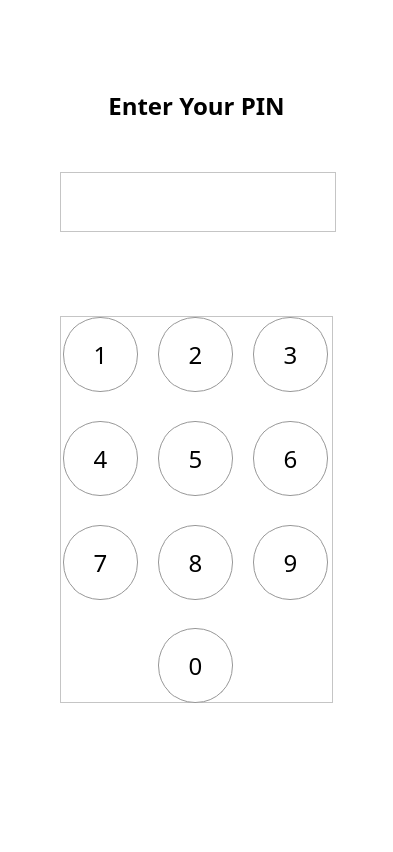
The window that mainwindow.ui (Kasitphoom/SmartWallet) describes before a commit, drawn with Qt 5.
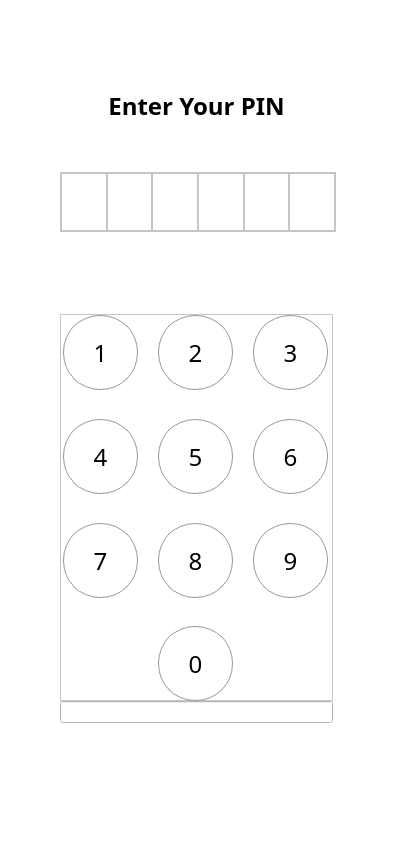
The same window after the commit. The open tabs and pages were chosen to show the change. Icons and pictures are not drawn.

What changed in the file:
```diff
--- a/mainwindow.ui
+++ b/mainwindow.ui
@@ -9543,495 +9543,6 @@
         </item>
        </layout>
       </widget>
-      <widget class="QWidget" name="pin_page">
-       <layout class="QVBoxLayout" name="verticalLayout_47">
-        <property name="spacing">
-         <number>0</number>
-        </property>
-        <property name="leftMargin">
-         <number>60</number>
-        </property>
-        <property name="topMargin">
-         <number>89</number>
-        </property>
-        <property name="rightMargin">
-         <number>60</number>
-        </property>
-        <property name="bottomMargin">
-         <number>0</number>
-        </property>
-        <item>
-         <widget class="QLabel" name="label_36">
-          <property name="font">
-           <font>
-            <family>Montserrat</family>
-            <pointsize>18</pointsize>
-            <bold>true</bold>
-           </font>
-          </property>
-          <property name="text">
-           <string>Enter Your PIN</string>
-          </property>
-          <property name="alignment">
-           <set>Qt::AlignCenter</set>
-          </property>
-         </widget>
-        </item>
-        <item>
-         <spacer name="verticalSpacer_13">
-          <property name="orientation">
-           <enum>Qt::Vertical</enum>
-          </property>
-          <property name="sizeType">
-           <enum>QSizePolicy::Fixed</enum>
-          </property>
-          <property name="sizeHint" stdset="0">
-           <size>
-            <width>20</width>
-            <height>49</height>
-           </size>
-          </property>
-         </spacer>
-        </item>
-        <item>
-         <widget class="QFrame" name="frame_49">
-          <property name="minimumSize">
-           <size>
-            <width>276</width>
-            <height>60</height>
-           </size>
-          </property>
-          <property name="styleSheet">
-           <string notr="true">background-image: url(:/fonts/image/zero_pin.svg);</string>
-          </property>
-          <property name="frameShape">
-           <enum>QFrame::StyledPanel</enum>
-          </property>
-          <property name="frameShadow">
-           <enum>QFrame::Raised</enum>
-          </property>
-         </widget>
-        </item>
-        <item>
-         <spacer name="verticalSpacer_14">
-          <property name="orientation">
-           <enum>Qt::Vertical</enum>
-          </property>
-          <property name="sizeType">
-           <enum>QSizePolicy::Fixed</enum>
-          </property>
-          <property name="sizeHint" stdset="0">
-           <size>
-            <width>270</width>
-            <height>84</height>
-           </size>
-          </property>
-         </spacer>
-        </item>
-        <item>
-         <widget class="QFrame" name="frame_50">
-          <property name="minimumSize">
-           <size>
-            <width>261</width>
-            <height>387</height>
-           </size>
-          </property>
-          <property name="frameShape">
-           <enum>QFrame::StyledPanel</enum>
-          </property>
-          <property name="frameShadow">
-           <enum>QFrame::Raised</enum>
-          </property>
-          <property name="lineWidth">
-           <number>0</number>
-          </property>
-          <layout class="QGridLayout" name="gridLayout_10">
-           <property name="leftMargin">
-            <number>0</number>
-           </property>
-           <property name="topMargin">
-            <number>0</number>
-           </property>
-           <property name="rightMargin">
-            <number>0</number>
-           </property>
-           <property name="bottomMargin">
-            <number>0</number>
-           </property>
-           <property name="horizontalSpacing">
-            <number>18</number>
-           </property>
-           <property name="verticalSpacing">
-            <number>29</number>
-           </property>
-           <item row="2" column="1">
-            <widget class="QPushButton" name="pushButton_7">
-             <property name="minimumSize">
-              <size>
-               <width>75</width>
-               <height>75</height>
-              </size>
-             </property>
-             <property name="maximumSize">
-              <size>
-               <width>75</width>
-               <height>75</height>
-              </size>
-             </property>
-             <property name="font">
-              <font>
-               <family>Montserrat</family>
-               <pointsize>18</pointsize>
-              </font>
-             </property>
-             <property name="styleSheet">
-              <string notr="true">QPushButton{
-	border-radius: 37px;
-	border: 1px solid #979797;
-}
-QPushButton:pressed {
-	background-color: #979797;
-	color: #FFFFFF;
-}</string>
-             </property>
-             <property name="text">
-              <string>5</string>
-             </property>
-            </widget>
-           </item>
-           <item row="3" column="0">
-            <widget class="QPushButton" name="pushButton_9">
-             <property name="minimumSize">
-              <size>
-               <width>75</width>
-               <height>75</height>
-              </size>
-             </property>
-             <property name="maximumSize">
-              <size>
-               <width>75</width>
-               <height>75</height>
-              </size>
-             </property>
-             <property name="font">
-              <font>
-               <family>Montserrat</family>
-               <pointsize>18</pointsize>
-              </font>
-             </property>
-             <property name="styleSheet">
-              <string notr="true">QPushButton{
-	border-radius: 37px;
-	border: 1px solid #979797;
-}
-QPushButton:pressed {
-	background-color: #979797;
-	color: #FFFFFF;
-}</string>
-             </property>
-             <property name="text">
-              <string>7</string>
-             </property>
-            </widget>
-           </item>
-           <item row="2" column="0">
-            <widget class="QPushButton" name="pushButton_6">
-             <property name="minimumSize">
-              <size>
-               <width>75</width>
-               <height>75</height>
-              </size>
-             </property>
-             <property name="maximumSize">
-              <size>
-               <width>75</width>
-               <height>75</height>
-              </size>
-             </property>
-             <property name="font">
-              <font>
-               <family>Montserrat</family>
-               <pointsize>18</pointsize>
-              </font>
-             </property>
-             <property name="styleSheet">
-              <string notr="true">QPushButton{
-	border-radius: 37px;
-	border: 1px solid #979797;
-}
-QPushButton:pressed {
-	background-color: #979797;
-	color: #FFFFFF;
-}</string>
-             </property>
-             <property name="text">
-              <string>4</string>
-             </property>
-            </widget>
-           </item>
-           <item row="0" column="0">
-            <widget class="QPushButton" name="pushButton">
-             <property name="minimumSize">
-              <size>
-               <width>75</width>
-               <height>75</height>
-              </size>
-             </property>
-             <property name="maximumSize">
-              <size>
-               <width>75</width>
-               <height>75</height>
-              </size>
-             </property>
-             <property name="font">
-              <font>
-               <family>Montserrat</family>
-               <pointsize>18</pointsize>
-              </font>
-             </property>
-             <property name="styleSheet">
-              <string notr="true">QPushButton{
-	border-radius: 37px;
-	border: 1px solid #979797;
-}
-QPushButton:pressed {
-	background-color: #979797;
-	color: #FFFFFF;
-}</string>
-             </property>
-             <property name="text">
-              <string>1</string>
-             </property>
-            </widget>
-           </item>
-           <item row="0" column="1">
-            <widget class="QPushButton" name="pushButton_2">
-             <property name="minimumSize">
-              <size>
-               <width>75</width>
-               <height>75</height>
-              </size>
-             </property>
-             <property name="maximumSize">
-              <size>
-               <width>75</width>
-               <height>75</height>
-              </size>
-             </property>
-             <property name="font">
-              <font>
-               <family>Montserrat</family>
-               <pointsize>18</pointsize>
-              </font>
-             </property>
-             <property name="styleSheet">
-              <string notr="true">QPushButton{
-	border-radius: 37px;
-	border: 1px solid #979797;
-}
-QPushButton:pressed {
-	background-color: #979797;
-	color: #FFFFFF;
-}</string>
-             </property>
-             <property name="text">
-              <string>2</string>
-             </property>
-            </widget>
-           </item>
-           <item row="0" column="2">
-            <widget class="QPushButton" name="pushButton_3">
-             <property name="minimumSize">
-              <size>
-               <width>75</width>
-               <height>75</height>
-              </size>
-             </property>
-             <property name="maximumSize">
-              <size>
-               <width>75</width>
-               <height>75</height>
-              </size>
-             </property>
-             <property name="font">
-              <font>
-               <family>Montserrat</family>
-               <pointsize>18</pointsize>
-              </font>
-             </property>
-             <property name="styleSheet">
-              <string notr="true">QPushButton{
-	border-radius: 37px;
-	border: 1px solid #979797;
-}
-QPushButton:pressed {
-	background-color: #979797;
-	color: #FFFFFF;
-}</string>
-             </property>
-             <property name="text">
-              <string>3</string>
-             </property>
-            </widget>
-           </item>
-           <item row="2" column="2">
-            <widget class="QPushButton" name="pushButton_8">
-             <property name="minimumSize">
-              <size>
-               <width>75</width>
-               <height>75</height>
-              </size>
-             </property>
-             <property name="maximumSize">
-              <size>
-               <width>75</width>
-               <height>75</height>
-              </size>
-             </property>
-             <property name="font">
-              <font>
-               <family>Montserrat</family>
-               <pointsize>18</pointsize>
-              </font>
-             </property>
-             <property name="styleSheet">
-              <string notr="true">QPushButton{
-	border-radius: 37px;
-	border: 1px solid #979797;
-}
-QPushButton:pressed {
-	background-color: #979797;
-	color: #FFFFFF;
-}</string>
-             </property>
-             <property name="text">
-              <string>6</string>
-             </property>
-            </widget>
-           </item>
-           <item row="3" column="1">
-            <widget class="QPushButton" name="pushButton_4">
-             <property name="minimumSize">
-              <size>
-               <width>75</width>
-               <height>75</height>
-              </size>
-             </property>
-             <property name="maximumSize">
-              <size>
-               <width>75</width>
-               <height>75</height>
-              </size>
-             </property>
-             <property name="font">
-              <font>
-               <family>Montserrat</family>
-               <pointsize>18</pointsize>
-              </font>
-             </property>
-             <property name="styleSheet">
-              <string notr="true">QPushButton{
-	border-radius: 37px;
-	border: 1px solid #979797;
-}
-QPushButton:pressed {
-	background-color: #979797;
-	color: #FFFFFF;
-}</string>
-             </property>
-             <property name="text">
-              <string>8</string>
-             </property>
-            </widget>
-           </item>
-           <item row="3" column="2">
-            <widget class="QPushButton" name="pushButton_5">
-             <property name="minimumSize">
-              <size>
-               <width>75</width>
-               <height>75</height>
-              </size>
-             </property>
-             <property name="maximumSize">
-              <size>
-               <width>75</width>
-               <height>75</height>
-              </size>
-             </property>
-             <property name="font">
-              <font>
-               <family>Montserrat</family>
-               <pointsize>18</pointsize>
-              </font>
-             </property>
-             <property name="styleSheet">
-              <string notr="true">QPushButton{
-	border-radius: 37px;
-	border: 1px solid #979797;
-}
-QPushButton:pressed {
-	background-color: #979797;
-	color: #FFFFFF;
-}</string>
-             </property>
-             <property name="text">
-              <string>9</string>
-             </property>
-            </widget>
-           </item>
-           <item row="4" column="1">
-            <widget class="QPushButton" name="pushButton_10">
-             <property name="minimumSize">
-              <size>
-               <width>75</width>
-               <height>75</height>
-              </size>
-             </property>
-             <property name="maximumSize">
-              <size>
-               <width>75</width>
-               <height>75</height>
-              </size>
-             </property>
-             <property name="font">
-              <font>
-               <family>Montserrat</family>
-               <pointsize>18</pointsize>
-              </font>
-             </property>
-             <property name="styleSheet">
-              <string notr="true">QPushButton{
-	border-radius: 37px;
-	border: 1px solid #979797;
-}
-QPushButton:pressed {
-	background-color: #979797;
-	color: #FFFFFF;
-}</string>
-             </property>
-             <property name="text">
-              <string>0</string>
-             </property>
-            </widget>
-           </item>
-          </layout>
-         </widget>
-        </item>
-        <item>
-         <spacer name="verticalSpacer_12">
-          <property name="orientation">
-           <enum>Qt::Vertical</enum>
-          </property>
-          <property name="sizeHint" stdset="0">
-           <size>
-            <width>20</width>
-            <height>151</height>
-           </size>
-          </property>
-         </spacer>
-        </item>
-       </layout>
-      </widget>
       <widget class="QWidget" name="login_page">
        <layout class="QVBoxLayout" name="verticalLayout_271">
         <property name="spacing">
@@ -11291,6 +10802,672 @@
         </item>
        </layout>
       </widget>
+      <widget class="QWidget" name="pin_page">
+       <layout class="QVBoxLayout" name="verticalLayout_47">
+        <property name="spacing">
+         <number>0</number>
+        </property>
+        <property name="leftMargin">
+         <number>60</number>
+        </property>
+        <property name="topMargin">
+         <number>89</number>
+        </property>
+        <property name="rightMargin">
+         <number>60</number>
+        </property>
+        <property name="bottomMargin">
+         <number>0</number>
+        </property>
+        <item>
+         <widget class="QLabel" name="label_36">
+          <property name="font">
+           <font>
+            <family>Montserrat</family>
+            <pointsize>18</pointsize>
+            <bold>true</bold>
+           </font>
+          </property>
+          <property name="text">
+           <string>Enter Your PIN</string>
+          </property>
+          <property name="alignment">
+           <set>Qt::AlignCenter</set>
+          </property>
+         </widget>
+        </item>
+        <item>
+         <spacer name="verticalSpacer_13">
+          <property name="orientation">
+           <enum>Qt::Vertical</enum>
+          </property>
+          <property name="sizeType">
+           <enum>QSizePolicy::Fixed</enum>
+          </property>
+          <property name="sizeHint" stdset="0">
+           <size>
+            <width>20</width>
+            <height>49</height>
+           </size>
+          </property>
+         </spacer>
+        </item>
+        <item>
+         <widget class="QFrame" name="frame_49">
+          <property name="minimumSize">
+           <size>
+            <width>276</width>
+            <height>60</height>
+           </size>
+          </property>
+          <property name="styleSheet">
+           <string notr="true"/>
+          </property>
+          <property name="frameShape">
+           <enum>QFrame::StyledPanel</enum>
+          </property>
+          <property name="frameShadow">
+           <enum>QFrame::Raised</enum>
+          </property>
+          <layout class="QHBoxLayout" name="horizontalLayout_51">
+           <property name="spacing">
+            <number>0</number>
+           </property>
+           <property name="leftMargin">
+            <number>0</number>
+           </property>
+           <property name="topMargin">
+            <number>0</number>
+           </property>
+           <property name="rightMargin">
+            <number>0</number>
+           </property>
+           <property name="bottomMargin">
+            <number>0</number>
+           </property>
+           <item>
+            <widget class="QFrame" name="pin_1">
+             <property name="styleSheet">
+              <string notr="true">background-image: url(:/images/image/pin_no_dot.svg);
+background-repeat: no-repeat;</string>
+             </property>
+             <property name="frameShape">
+              <enum>QFrame::StyledPanel</enum>
+             </property>
+             <property name="frameShadow">
+              <enum>QFrame::Raised</enum>
+             </property>
+            </widget>
+           </item>
+           <item>
+            <widget class="QFrame" name="pin_2">
+             <property name="styleSheet">
+              <string notr="true">background-image: url(:/images/image/pin_no_dot.svg);
+background-repeat: no-repeat;</string>
+             </property>
+             <property name="frameShape">
+              <enum>QFrame::StyledPanel</enum>
+             </property>
+             <property name="frameShadow">
+              <enum>QFrame::Raised</enum>
+             </property>
+            </widget>
+           </item>
+           <item>
+            <widget class="QFrame" name="pin_3">
+             <property name="styleSheet">
+              <string notr="true">background-image: url(:/images/image/pin_no_dot.svg);
+background-repeat: no-repeat;</string>
+             </property>
+             <property name="frameShape">
+              <enum>QFrame::StyledPanel</enum>
+             </property>
+             <property name="frameShadow">
+              <enum>QFrame::Raised</enum>
+             </property>
+            </widget>
+           </item>
+           <item>
+            <widget class="QFrame" name="pin_4">
+             <property name="styleSheet">
+              <string notr="true">background-image: url(:/images/image/pin_no_dot.svg);
+background-repeat: no-repeat;</string>
+             </property>
+             <property name="frameShape">
+              <enum>QFrame::StyledPanel</enum>
+             </property>
+             <property name="frameShadow">
+              <enum>QFrame::Raised</enum>
+             </property>
+            </widget>
+           </item>
+           <item>
+            <widget class="QFrame" name="pin_5">
+             <property name="styleSheet">
+              <string notr="true">background-image: url(:/images/image/pin_no_dot.svg);
+background-repeat: no-repeat;</string>
+             </property>
+             <property name="frameShape">
+              <enum>QFrame::StyledPanel</enum>
+             </property>
+             <property name="frameShadow">
+              <enum>QFrame::Raised</enum>
+             </property>
+            </widget>
+           </item>
+           <item>
+            <widget class="QFrame" name="pin_6">
+             <property name="styleSheet">
+              <string notr="true">background-image: url(:/images/image/pin_no_dot.svg);
+background-repeat: no-repeat;</string>
+             </property>
+             <property name="frameShape">
+              <enum>QFrame::StyledPanel</enum>
+             </property>
+             <property name="frameShadow">
+              <enum>QFrame::Raised</enum>
+             </property>
+            </widget>
+           </item>
+          </layout>
+         </widget>
+        </item>
+        <item>
+         <spacer name="verticalSpacer_15">
+          <property name="orientation">
+           <enum>Qt::Vertical</enum>
+          </property>
+          <property name="sizeType">
+           <enum>QSizePolicy::Fixed</enum>
+          </property>
+          <property name="sizeHint" stdset="0">
+           <size>
+            <width>270</width>
+            <height>10</height>
+           </size>
+          </property>
+         </spacer>
+        </item>
+        <item>
+         <widget class="QLabel" name="pinErrorLabel">
+          <property name="font">
+           <font>
+            <family>Montserrat</family>
+            <pointsize>12</pointsize>
+            <bold>false</bold>
+           </font>
+          </property>
+          <property name="styleSheet">
+           <string notr="true">color:rgb(255, 0, 4)</string>
+          </property>
+          <property name="text">
+           <string/>
+          </property>
+          <property name="alignment">
+           <set>Qt::AlignCenter</set>
+          </property>
+         </widget>
+        </item>
+        <item>
+         <spacer name="verticalSpacer_14">
+          <property name="orientation">
+           <enum>Qt::Vertical</enum>
+          </property>
+          <property name="sizeType">
+           <enum>QSizePolicy::Fixed</enum>
+          </property>
+          <property name="sizeHint" stdset="0">
+           <size>
+            <width>270</width>
+            <height>50</height>
+           </size>
+          </property>
+         </spacer>
+        </item>
+        <item>
+         <widget class="QFrame" name="frame_50">
+          <property name="minimumSize">
+           <size>
+            <width>261</width>
+            <height>387</height>
+           </size>
+          </property>
+          <property name="frameShape">
+           <enum>QFrame::StyledPanel</enum>
+          </property>
+          <property name="frameShadow">
+           <enum>QFrame::Raised</enum>
+          </property>
+          <property name="lineWidth">
+           <number>0</number>
+          </property>
+          <layout class="QGridLayout" name="gridLayout_10">
+           <property name="leftMargin">
+            <number>0</number>
+           </property>
+           <property name="topMargin">
+            <number>0</number>
+           </property>
+           <property name="rightMargin">
+            <number>0</number>
+           </property>
+           <property name="bottomMargin">
+            <number>0</number>
+           </property>
+           <property name="horizontalSpacing">
+            <number>18</number>
+           </property>
+           <property name="verticalSpacing">
+            <number>29</number>
+           </property>
+           <item row="2" column="1">
+            <widget class="QPushButton" name="pin_num_5">
+             <property name="minimumSize">
+              <size>
+               <width>75</width>
+               <height>75</height>
+              </size>
+             </property>
+             <property name="maximumSize">
+              <size>
+               <width>75</width>
+               <height>75</height>
+              </size>
+             </property>
+             <property name="font">
+              <font>
+               <family>Montserrat</family>
+               <pointsize>18</pointsize>
+              </font>
+             </property>
+             <property name="styleSheet">
+              <string notr="true">QPushButton{
+	border-radius: 37px;
+	border: 1px solid #979797;
+}
+QPushButton:pressed {
+	background-color: #979797;
+	color: #FFFFFF;
+}</string>
+             </property>
+             <property name="text">
+              <string>5</string>
+             </property>
+            </widget>
+           </item>
+           <item row="3" column="0">
+            <widget class="QPushButton" name="pin_num_7">
+             <property name="minimumSize">
+              <size>
+               <width>75</width>
+               <height>75</height>
+              </size>
+             </property>
+             <property name="maximumSize">
+              <size>
+               <width>75</width>
+               <height>75</height>
+              </size>
+             </property>
+             <property name="font">
+              <font>
+               <family>Montserrat</family>
+               <pointsize>18</pointsize>
+              </font>
+             </property>
+             <property name="styleSheet">
+              <string notr="true">QPushButton{
+	border-radius: 37px;
+	border: 1px solid #979797;
+}
+QPushButton:pressed {
+	background-color: #979797;
+	color: #FFFFFF;
+}</string>
+             </property>
+             <property name="text">
+              <string>7</string>
+             </property>
+            </widget>
+           </item>
+           <item row="2" column="0">
+            <widget class="QPushButton" name="pin_num_4">
+             <property name="minimumSize">
+              <size>
+               <width>75</width>
+               <height>75</height>
+              </size>
+             </property>
+             <property name="maximumSize">
+              <size>
+               <width>75</width>
+               <height>75</height>
+              </size>
+             </property>
+             <property name="font">
+              <font>
+               <family>Montserrat</family>
+               <pointsize>18</pointsize>
+              </font>
+             </property>
+             <property name="styleSheet">
+              <string notr="true">QPushButton{
+	border-radius: 37px;
+	border: 1px solid #979797;
+}
+QPushButton:pressed {
+	background-color: #979797;
+	color: #FFFFFF;
+}</string>
+             </property>
+             <property name="text">
+              <string>4</string>
+             </property>
+            </widget>
+           </item>
+           <item row="0" column="0">
+            <widget class="QPushButton" name="pin_num_1">
+             <property name="minimumSize">
+              <size>
+               <width>75</width>
+               <height>75</height>
+              </size>
+             </property>
+             <property name="maximumSize">
+              <size>
+               <width>75</width>
+               <height>75</height>
+              </size>
+             </property>
+             <property name="font">
+              <font>
+               <family>Montserrat</family>
+               <pointsize>18</pointsize>
+              </font>
+             </property>
+             <property name="styleSheet">
+              <string notr="true">QPushButton{
+	border-radius: 37px;
+	border: 1px solid #979797;
+}
+QPushButton:pressed {
+	background-color: #979797;
+	color: #FFFFFF;
+}</string>
+             </property>
+             <property name="text">
+              <string>1</string>
+             </property>
+            </widget>
+           </item>
+           <item row="0" column="1">
+            <widget class="QPushButton" name="pin_num_2">
+             <property name="minimumSize">
+              <size>
+               <width>75</width>
+               <height>75</height>
+              </size>
+             </property>
+             <property name="maximumSize">
+              <size>
+               <width>75</width>
+               <height>75</height>
+              </size>
+             </property>
+             <property name="font">
+              <font>
+               <family>Montserrat</family>
+               <pointsize>18</pointsize>
+              </font>
+             </property>
+             <property name="styleSheet">
+              <string notr="true">QPushButton{
+	border-radius: 37px;
+	border: 1px solid #979797;
+}
+QPushButton:pressed {
+	background-color: #979797;
+	color: #FFFFFF;
+}</string>
+             </property>
+             <property name="text">
+              <string>2</string>
+             </property>
+            </widget>
+           </item>
+           <item row="0" column="2">
+            <widget class="QPushButton" name="pin_num_3">
+             <property name="minimumSize">
+              <size>
+               <width>75</width>
+               <height>75</height>
+              </size>
+             </property>
+             <property name="maximumSize">
+              <size>
+               <width>75</width>
+               <height>75</height>
+              </size>
+             </property>
+             <property name="font">
+              <font>
+               <family>Montserrat</family>
+               <pointsize>18</pointsize>
+              </font>
+             </property>
+             <property name="styleSheet">
+              <string notr="true">QPushButton{
+	border-radius: 37px;
+	border: 1px solid #979797;
+}
+QPushButton:pressed {
+	background-color: #979797;
+	color: #FFFFFF;
+}</string>
+             </property>
+             <property name="text">
+              <string>3</string>
+             </property>
+            </widget>
+           </item>
+           <item row="2" column="2">
+            <widget class="QPushButton" name="pin_num_6">
+             <property name="minimumSize">
+              <size>
+               <width>75</width>
+               <height>75</height>
+              </size>
+             </property>
+             <property name="maximumSize">
+              <size>
+               <width>75</width>
+               <height>75</height>
+              </size>
+             </property>
+             <property name="font">
+              <font>
+               <family>Montserrat</family>
+               <pointsize>18</pointsize>
+              </font>
+             </property>
+             <property name="styleSheet">
+              <string notr="true">QPushButton{
+	border-radius: 37px;
+	border: 1px solid #979797;
+}
+QPushButton:pressed {
+	background-color: #979797;
+	color: #FFFFFF;
+}</string>
+             </property>
+             <property name="text">
+              <string>6</string>
+             </property>
+            </widget>
+           </item>
+           <item row="3" column="1">
+            <widget class="QPushButton" name="pin_num_8">
+             <property name="minimumSize">
+              <size>
+               <width>75</width>
+               <height>75</height>
+              </size>
+             </property>
+             <property name="maximumSize">
+              <size>
+               <width>75</width>
+               <height>75</height>
+              </size>
+             </property>
+             <property name="font">
+              <font>
+               <family>Montserrat</family>
+               <pointsize>18</pointsize>
+              </font>
+             </property>
+             <property name="styleSheet">
+              <string notr="true">QPushButton{
+	border-radius: 37px;
+	border: 1px solid #979797;
+}
+QPushButton:pressed {
+	background-color: #979797;
+	color: #FFFFFF;
+}</string>
+             </property>
+             <property name="text">
+              <string>8</string>
+             </property>
+            </widget>
+           </item>
+           <item row="3" column="2">
+            <widget class="QPushButton" name="pin_num_9">
+             <property name="minimumSize">
+              <size>
+               <width>75</width>
+               <height>75</height>
+              </size>
+             </property>
+             <property name="maximumSize">
+              <size>
+               <width>75</width>
+               <height>75</height>
+              </size>
+             </property>
+             <property name="font">
+              <font>
+               <family>Montserrat</family>
+               <pointsize>18</pointsize>
+              </font>
+             </property>
+             <property name="styleSheet">
+              <string notr="true">QPushButton{
+	border-radius: 37px;
+	border: 1px solid #979797;
+}
+QPushButton:pressed {
+	background-color: #979797;
+	color: #FFFFFF;
+}</string>
+             </property>
+             <property name="text">
+              <string>9</string>
+             </property>
+            </widget>
+           </item>
+           <item row="4" column="1">
+            <widget class="QPushButton" name="pin_num_0">
+             <property name="minimumSize">
+              <size>
+               <width>75</width>
+               <height>75</height>
+              </size>
+             </property>
+             <property name="maximumSize">
+              <size>
+               <width>75</width>
+               <height>75</height>
+              </size>
+             </property>
+             <property name="font">
+              <font>
+               <family>Montserrat</family>
+               <pointsize>18</pointsize>
+              </font>
+             </property>
+             <property name="styleSheet">
+              <string notr="true">QPushButton{
+	border-radius: 37px;
+	border: 1px solid #979797;
+}
+QPushButton:pressed {
+	background-color: #979797;
+	color: #FFFFFF;
+}</string>
+             </property>
+             <property name="text">
+              <string>0</string>
+             </property>
+            </widget>
+           </item>
+           <item row="4" column="2">
+            <widget class="QPushButton" name="pin_delete">
+             <property name="minimumSize">
+              <size>
+               <width>60</width>
+               <height>41</height>
+              </size>
+             </property>
+             <property name="maximumSize">
+              <size>
+               <width>60</width>
+               <height>41</height>
+              </size>
+             </property>
+             <property name="font">
+              <font>
+               <family>Montserrat</family>
+               <pointsize>18</pointsize>
+              </font>
+             </property>
+             <property name="styleSheet">
+              <string notr="true">QPushButton{
+	border-radius: 1px;
+	background-color: rgb(255, 255, 255);
+	background-image: url(:/images/image/pin_delete_unpressed.svg);
+	background-repeat: no-repeat;
+  	background-position: center;
+}
+QPushButton:pressed {
+	background-image: url(:/images/image/pin_delete_pressed.svg);
+}</string>
+             </property>
+             <property name="text">
+              <string/>
+             </property>
+            </widget>
+           </item>
+          </layout>
+         </widget>
+        </item>
+        <item>
+         <widget class="QLineEdit" name="pinLineEdit"/>
+        </item>
+        <item>
+         <spacer name="verticalSpacer_12">
+          <property name="orientation">
+           <enum>Qt::Vertical</enum>
+          </property>
+          <property name="sizeHint" stdset="0">
+           <size>
+            <width>20</width>
+            <height>151</height>
+           </size>
+          </property>
+         </spacer>
+        </item>
+       </layout>
+      </widget>
      </widget>
     </item>
    </layout>
```
Left out of the diff: 6 changed lines with no effect on the pictures.
